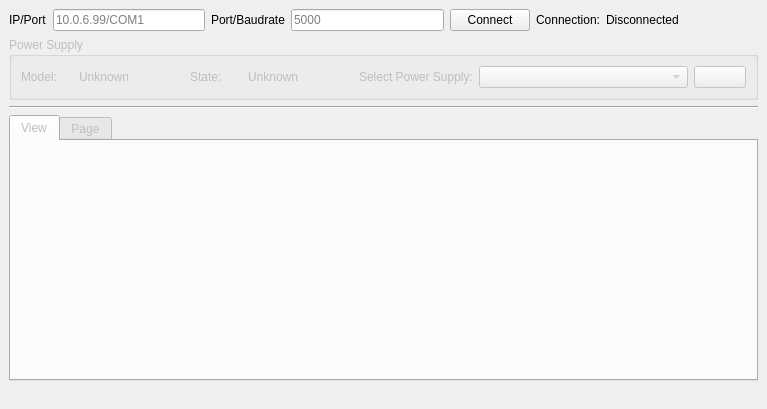
The window that src/ui/main.ui (cnpem-emi/pemi) describes before a commit, drawn with Qt 5.
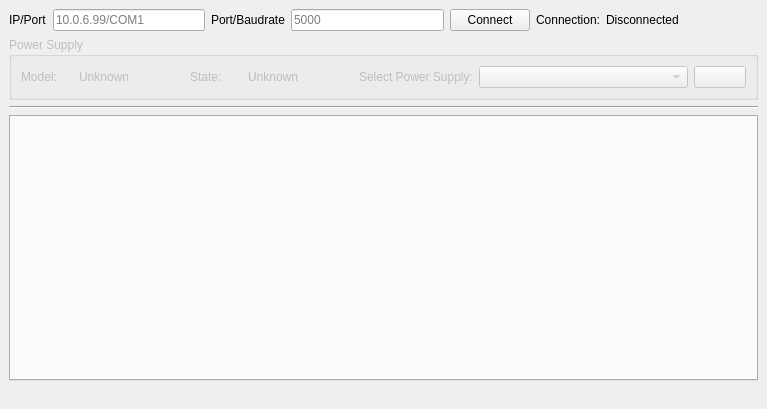
The same window after the commit. The open tabs and pages were chosen to show the change. Icons and pictures are not drawn.

Diff of the .ui file:
```diff
--- a/src/ui/main.ui
+++ b/src/ui/main.ui
@@ -103,17 +103,9 @@
         <property name="currentIndex">
          <number>1</number>
         </property>
-        <widget class="QWidget" name="viewTab">
-         <attribute name="title">
-          <string>View</string>
-         </attribute>
-         <layout class="QGridLayout" name="gridLayout_4"/>
-        </widget>
-        <widget class="QWidget" name="tab_3">
-         <attribute name="title">
-          <string>Page</string>
-         </attribute>
-        </widget>
+        <property name="tabBarAutoHide">
+         <bool>false</bool>
+        </property>
        </widget>
       </item>
      </layout>
```
Left out of the diff: 5 changed lines with no effect on the pictures.
